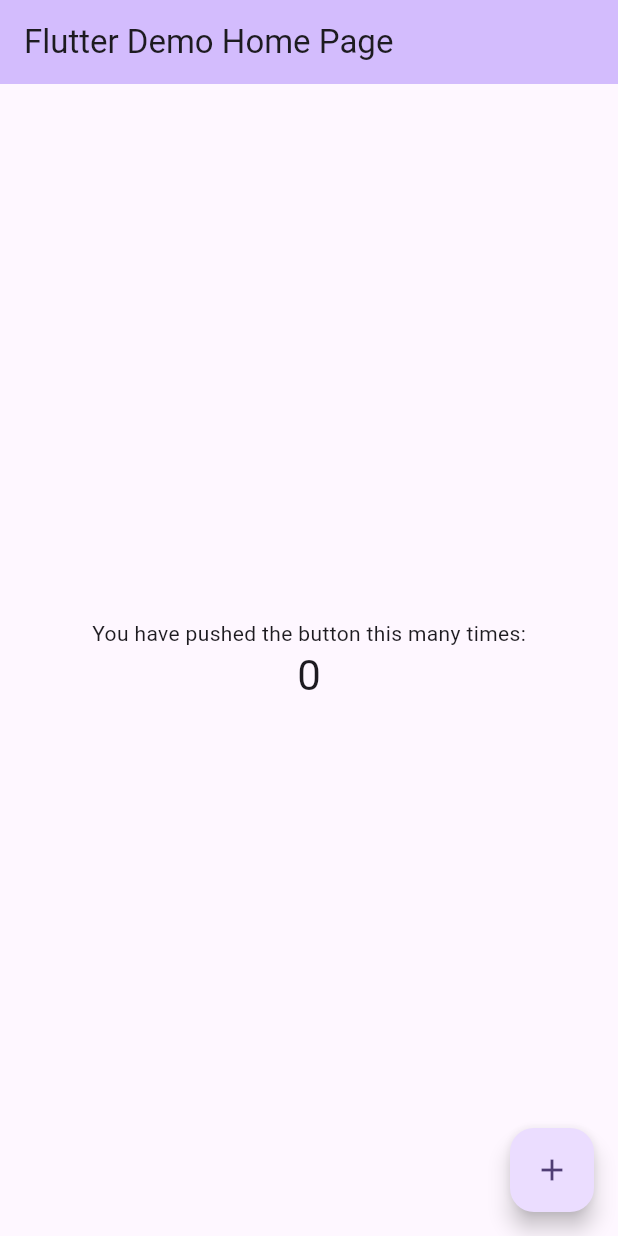
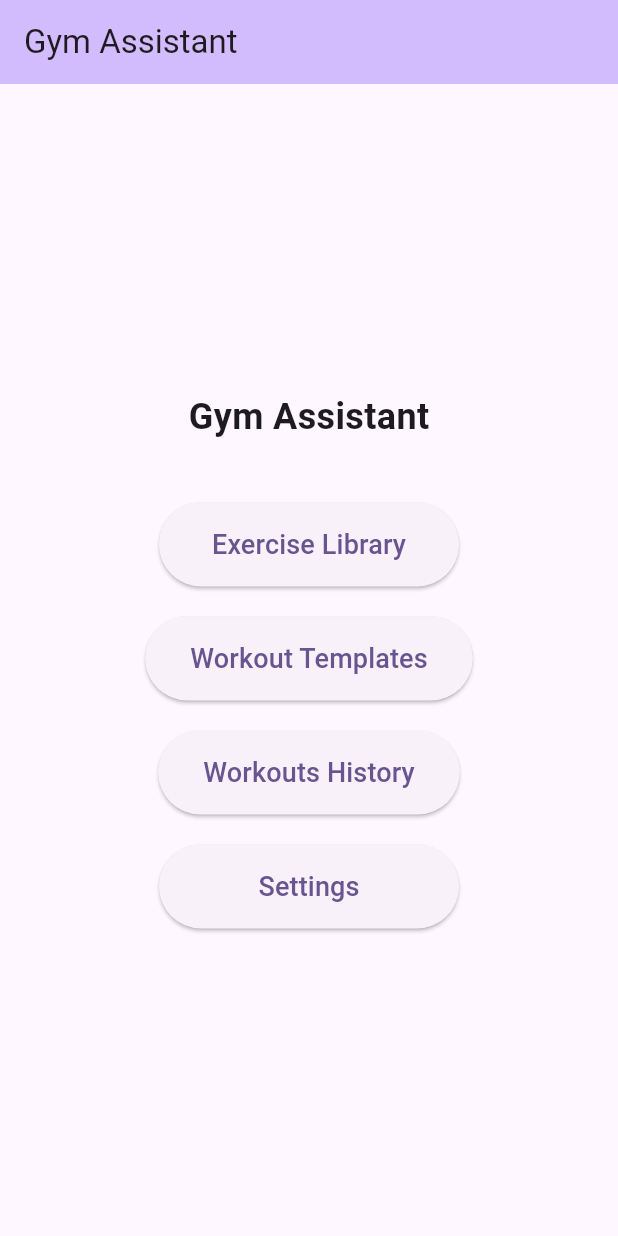
Before and after one commit to teofilmunteanu/gym_assistant_flutter, a Flutter app: the screen it shows after launch, on a phone screen of 412 x 824 dp. Run offline on Flutter 3.47's test engine with Material 3 defaults, Android fonts, the phone set to English and light mode, and no system bars.

Commit message:
base navigation setup

```diff
--- a/lib/main.dart
+++ b/lib/main.dart
@@ -1,4 +1,9 @@
 import 'package:flutter/material.dart';
+import 'screens/main_menu.dart';
+import 'screens/screen_1_exercise_library.dart';
+import 'screens/screen_2_workout_templates.dart';
+import 'screens/screen_3_workouts_history.dart';
+import 'screens/screen_4_settings.dart';
 
 void main() {
   runApp(const MyApp());
@@ -7,116 +12,21 @@ void main() {
 class MyApp extends StatelessWidget {
   const MyApp({super.key});
 
-  // This widget is the root of your application.
   @override
   Widget build(BuildContext context) {
     return MaterialApp(
-      title: 'Flutter Demo',
+      title: 'Gym Assistant',
       theme: ThemeData(
-        // This is the theme of your application.
-        //
-        // TRY THIS: Try running your application with "flutter run". You'll see
-        // the application has a purple toolbar. Then, without quitting the app,
-        // try changing the seedColor in the colorScheme below to Colors.green
-        // and then invoke "hot reload" (save your changes or press the "hot
-        // reload" button in a Flutter-supported IDE, or press "r" if you used
-        // the command line to start the app).
-        //
-        // Notice that the counter didn't reset back to zero; the application
-        // state is not lost during the reload. To reset the state, use hot
-        // restart instead.
-        //
-        // This works for code too, not just values: Most code changes can be
-        // tested with just a hot reload.
-        colorScheme: .fromSeed(seedColor: Colors.deepPurple),
+        colorScheme: ColorScheme.fromSeed(seedColor: Colors.deepPurple),
+        useMaterial3: true,
       ),
-      home: const MyHomePage(title: 'Flutter Demo Home Page'),
+      home: const MainMenu(),
+      routes: {
+        '/screen1': (context) => const Screen1ExerciseLibrary(),
+        '/screen2': (context) => const Screen2WorkoutTemplates(),
+        '/screen3': (context) => const Screen3WorkoutsHistory(),
+        '/screen4': (context) => const Screen4Settings(),
+      },
     );
   }
 }
-
-class MyHomePage extends StatefulWidget {
-  const MyHomePage({super.key, required this.title});
-
-  // This widget is the home page of your application. It is stateful, meaning
-  // that it has a State object (defined below) that contains fields that affect
-  // how it looks.
-
-  // This class is the configuration for the state. It holds the values (in this
-  // case the title) provided by the parent (in this case the App widget) and
-  // used by the build method of the State. Fields in a Widget subclass are
-  // always marked "final".
-
-  final String title;
-
-  @override
-  State<MyHomePage> createState() => _MyHomePageState();
-}
-
-class _MyHomePageState extends State<MyHomePage> {
-  int _counter = 0;
-
-  void _incrementCounter() {
-    setState(() {
-      // This call to setState tells the Flutter framework that something has
-      // changed in this State, which causes it to rerun the build method below
-      // so that the display can reflect the updated values. If we changed
-      // _counter without calling setState(), then the build method would not be
-      // called again, and so nothing would appear to happen.
-      _counter++;
-    });
-  }
-
-  @override
-  Widget build(BuildContext context) {
-    // This method is rerun every time setState is called, for instance as done
-    // by the _incrementCounter method above.
-    //
-    // The Flutter framework has been optimized to make rerunning build methods
-    // fast, so that you can just rebuild anything that needs updating rather
-    // than having to individually change instances of widgets.
-    return Scaffold(
-      appBar: AppBar(
-        // TRY THIS: Try changing the color here to a specific color (to
-        // Colors.amber, perhaps?) and trigger a hot reload to see the AppBar
-        // change color while the other colors stay the same.
-        backgroundColor: Theme.of(context).colorScheme.inversePrimary,
-        // Here we take the value from the MyHomePage object that was created by
-        // the App.build method, and use it to set our appbar title.
-        title: Text(widget.title),
-      ),
-      body: Center(
-        // Center is a layout widget. It takes a single child and positions it
-        // in the middle of the parent.
-        child: Column(
-          // Column is also a layout widget. It takes a list of children and
-          // arranges them vertically. By default, it sizes itself to fit its
-          // children horizontally, and tries to be as tall as its parent.
-          //
-          // Column has various properties to control how it sizes itself and
-          // how it positions its children. Here we use mainAxisAlignment to
-          // center the children vertically; the main axis here is the vertical
-          // axis because Columns are vertical (the cross axis would be
-          // horizontal).
-          //
-          // TRY THIS: Invoke "debug painting" (choose the "Toggle Debug Paint"
-          // action in the IDE, or press "p" in the console), to see the
-          // wireframe for each widget.
-          mainAxisAlignment: .center,
-          children: [
-            const Text('You have pushed the button this many times:'),
-            Text(
-              '$_counter',
-              style: Theme.of(context).textTheme.headlineMedium,
-            ),
-          ],
-        ),
-      ),
-      floatingActionButton: FloatingActionButton(
-        onPressed: _incrementCounter,
-        tooltip: 'Increment',
-        child: const Icon(Icons.add),
-      ),
-    );
-  }
-}
--- /dev/null
+++ b/lib/screens/main_menu.dart
@@ -0,0 +1,95 @@
+import 'package:flutter/material.dart';
+
+class MainMenu extends StatelessWidget {
+  const MainMenu({super.key});
+
+  @override
+  Widget build(BuildContext context) {
+    return Scaffold(
+      appBar: AppBar(
+        title: const Text('Gym Assistant'),
+        backgroundColor: Theme.of(context).colorScheme.inversePrimary,
+      ),
+
+      body: Center(
+        child: Column(
+          mainAxisAlignment: MainAxisAlignment.center,
+
+          children: [
+            const Text(
+              'Gym Assistant',
+              style: TextStyle(
+                fontSize: 24,
+                fontWeight: FontWeight.bold,
+              ),
+            ),
+
+            const SizedBox(height: 40), // Spacer
+
+            ElevatedButton(
+              onPressed: () => Navigator.pushNamed(context, '/screen1'),
+
+              style: ElevatedButton.styleFrom(
+                padding: const EdgeInsets.symmetric(
+                  horizontal: 30,
+                  vertical: 15,
+                ),
+                minimumSize: const Size(200, 50),
+              ),
+
+              child: const Text('Exercise Library', style: TextStyle(fontSize: 18)),
+            ),
+
+            const SizedBox(height: 20), // Spacer
+
+            ElevatedButton(
+              onPressed: () => Navigator.pushNamed(context, '/screen2'),
+
+              style: ElevatedButton.styleFrom(
+                padding: const EdgeInsets.symmetric(
+                  horizontal: 30,
+                  vertical: 15,
+                ),
+                minimumSize: const Size(200, 50),
+              ),
+
+              child: const Text('Workout Templates', style: TextStyle(fontSize: 18)),
+            ),
+
+            const SizedBox(height: 20), // Spacer
+
+            ElevatedButton(
+              onPressed: () => Navigator.pushNamed(context, '/screen3'),
+
+              style: ElevatedButton.styleFrom(
+                padding: const EdgeInsets.symmetric(
+                  horizontal: 30,
+                  vertical: 15,
+                ),
+                minimumSize: const Size(200, 50),
+              ),
+
+              child: const Text('Workouts History', style: TextStyle(fontSize: 18)),
+            ),
+
+            const SizedBox(height: 20), // Spacer
+
+            ElevatedButton(
+              onPressed: () => Navigator.pushNamed(context, '/screen4'),
+
+              style: ElevatedButton.styleFrom(
+                padding: const EdgeInsets.symmetric(
+                  horizontal: 30,
+                  vertical: 15,
+                ),
+                minimumSize: const Size(200, 50),
+              ),
+
+              child: const Text('Settings', style: TextStyle(fontSize: 18)),
+            ),
+          ],
+        ),
+      ),
+    );
+  }
+}
```
Also changed, not shown: lib/screens/screen_1_exercise_library.dart (added, +53 -0 lines), lib/screens/screen_2_workout_templates.dart (added, +53 -0 lines), lib/screens/screen_3_workouts_history.dart (added, +53 -0 lines), lib/screens/screen_4_settings.dart (added, +53 -0 lines).
